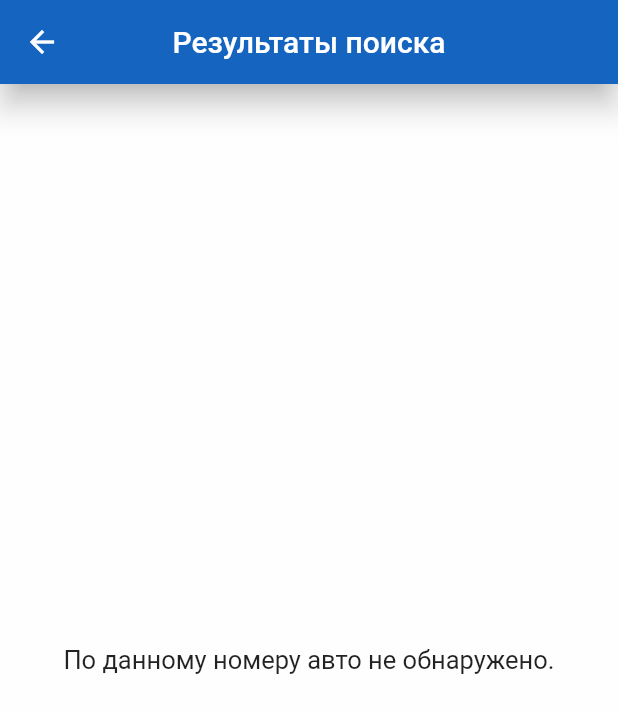
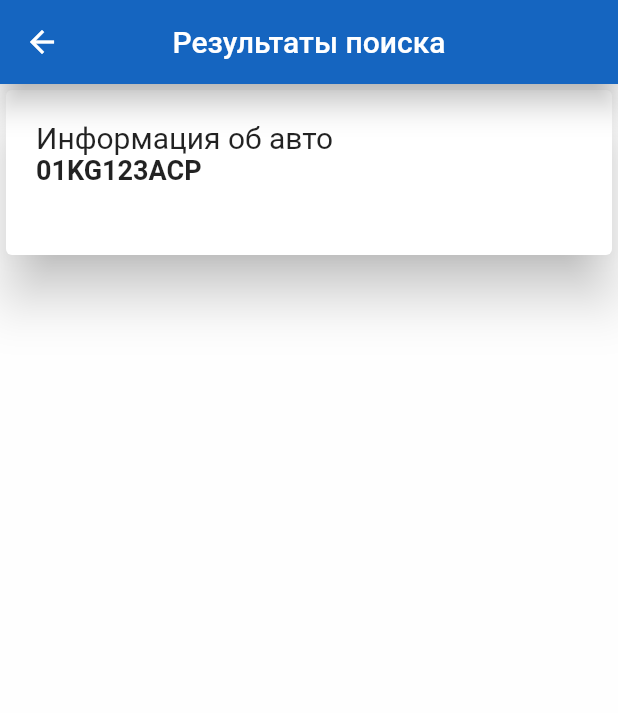
Before and after one commit to TashbaevAzim/flutter_project, a Flutter app: the screen it shows after launch, after a tap on "Искать", on a phone screen of 412 x 824 dp. Shown: the top 713 px of the screen. Run offline on Flutter 3.47's test engine with Material 2 defaults, Android fonts, the phone set to English and light mode, and no system bars.

Commit message:
new commit

```diff
--- a/lib/routes/favouritesPage.dart
+++ b/lib/routes/favouritesPage.dart
@@ -23,7 +23,6 @@ class _FavouritesPageState extends State<FavouritesPage> {
           ),
         ),
       ) //
-
     );
   }
 }
--- a/lib/routes/homePage.dart
+++ b/lib/routes/homePage.dart
@@ -17,7 +17,7 @@ class _HomePageState extends State<HomePage> {
           ClipPath(
             clipper: MyClipper(),
             child: Container(
-              padding: EdgeInsets.only(left: 40, top: 30, right: 70),
+              padding: EdgeInsets.only(left: 45, top: 45, right: 70),
               height: 350,
               width: double.infinity,
               decoration: BoxDecoration(
@@ -39,8 +39,8 @@ class _HomePageState extends State<HomePage> {
                               width: 300
                           ),
                           Positioned(
-                            top: 40,
-                            left: 90,
+                            top: 30,
+                            left: 80,
                             child: Text("CarInfo KG",
                               style: kHeadingTextStyle.copyWith(
                                 color: Colors.yellow[50],
--- a/lib/routes/search_auto_result.dart
+++ b/lib/routes/search_auto_result.dart
@@ -1,6 +1,7 @@
 import 'package:flutter/material.dart';
 
 class SearchAutoResult extends StatelessWidget {
+
   @override
   Widget build(BuildContext context) {
     var size = MediaQuery.of(context).size;
@@ -10,17 +11,85 @@ class SearchAutoResult extends StatelessWidget {
         backgroundColor: Colors.blue[800],
         centerTitle: true,
         elevation: 8.0,
+      ),
 
-      ),
-        body: Container(
-          alignment: Alignment.center,
-          child: Text(
-            "По данному номеру авто не обнаружено.",
-            style: TextStyle(
-            fontSize: 17,
+        body: Card(
+          child: Container(
+            margin: EdgeInsets.all(20),
+            height: 70,
+            width: 400,
+            // color: Colors.blue[800],
+            child: Column(
+              crossAxisAlignment: CrossAxisAlignment.start,
+              children: <Widget>[
+                Text(
+                  "Информация об авто",
+                  style: TextStyle(
+                    fontSize: 20
+                  ),
+                ),
+                Text("01KG123ACP",
+                  style: TextStyle(
+                    fontSize: 18,
+                    fontWeight: FontWeight.bold
+                  ),
+                ),
+              ],
             ),
           ),
-        ) //
+          elevation: 15.0,
+        ),
     );
+
+        // body: Card(
+        //   shape: RoundedRectangleBorder(
+        //     borderRadius: BorderRadius.circular(0.0),
+        //   ),
+        //   elevation: 7.0,
+        //   child: Container(
+        //     width: MediaQuery.of(context).size.width,
+        //     padding: EdgeInsets.symmetric(horizontal: 10.0, vertical: 10.0),
+        //     child: Row(
+        //       mainAxisAlignment: MainAxisAlignment.spaceBetween,
+        //       crossAxisAlignment: CrossAxisAlignment.start,
+        //       children: <Widget>[
+        //         Row(
+        //           crossAxisAlignment: CrossAxisAlignment.start,
+        //           children: <Widget>[
+        //             SizedBox(width: 5.0),
+        //             Column(
+        //               crossAxisAlignment: CrossAxisAlignment.start,
+        //               children: <Widget>[
+        //                 Icon(
+        //                   Icons.car_repair,
+        //                 ),
+        //                 Text(
+        //                   "Информация об авто",
+        //                   style: TextStyle(
+        //                     color: Colors.blue[800],
+        //                     fontSize: 19.0,
+        //                     fontWeight: FontWeight.bold,
+        //                   ),
+        //                 )
+        //               ],
+        //             )
+        //           ],
+        //         ),
+        //         Container(),
+        //       ],
+        //     ),
+        //   ),
+        //
+        // ),
+
+        // body: Container(
+        //   alignment: Alignment.center,
+        //   child: Text(
+        //     "По данному номеру авто не обнаружено.",
+        //     style: TextStyle(
+        //     fontSize: 17,
+        //     ),
+        //   ),
+        // ), //
   }
 }
```
Also changed, not shown: lib/routes/searchAdsPage.dart (+8 -0 lines), assets/icons/car_icon.svg (added).
